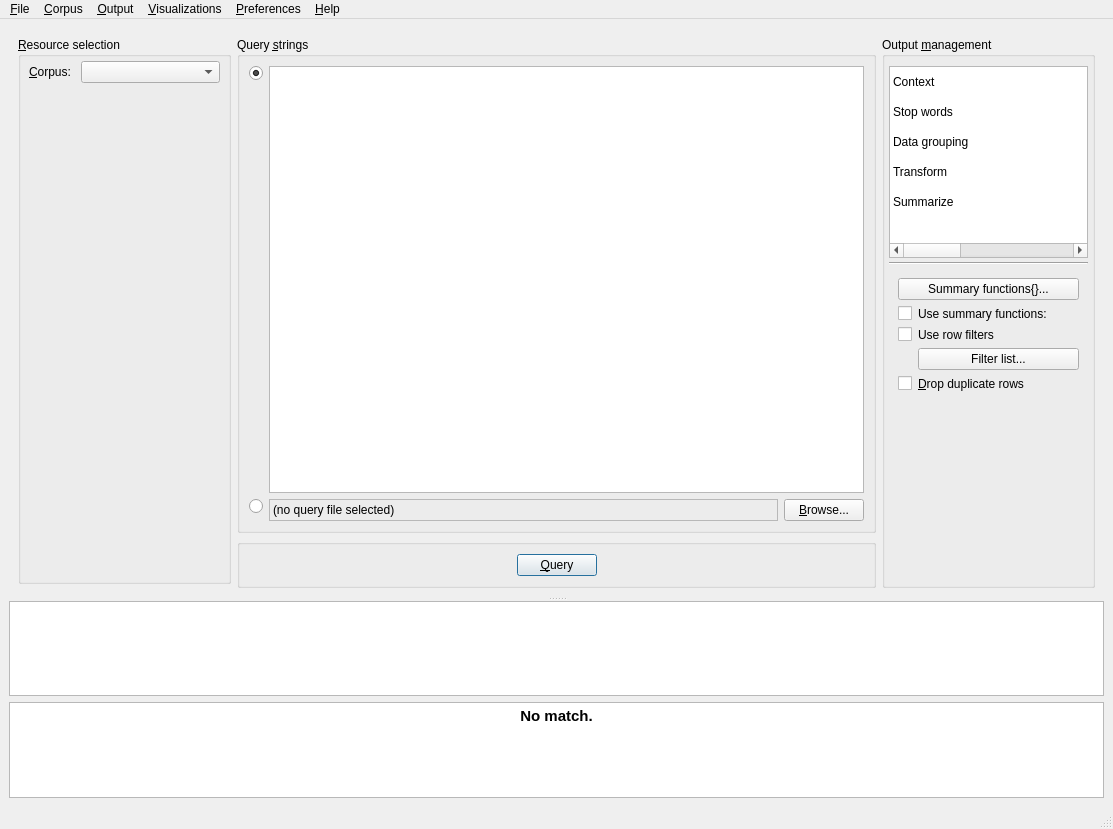
gkunter/coquery, file coquery/gui/ui/coquery.ui: the form before one commit.
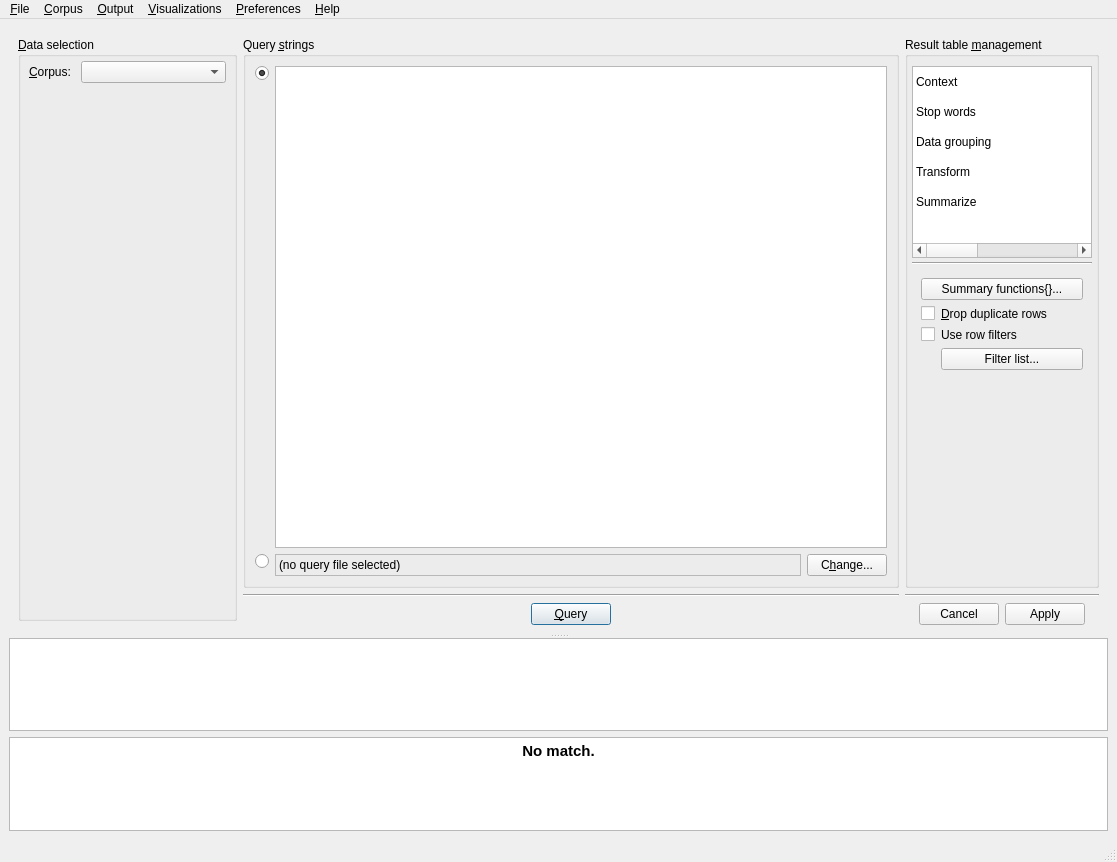
The form after the commit. The open tabs and pages were chosen to show the change. Icons and pictures are not drawn. Custom widgets are drawn as their Qt base class.

Commit message: Use Apply button to change current data management

The edit to the form file:
```diff
--- a/coquery/gui/ui/coquery.ui
+++ b/coquery/gui/ui/coquery.ui
@@ -6,8 +6,8 @@
    <rect>
     <x>0</x>
     <y>0</y>
-    <width>1113</width>
-    <height>829</height>
+    <width>1117</width>
+    <height>862</height>
    </rect>
   </property>
   <property name="windowTitle">
@@ -27,7 +27,7 @@
          <verstretch>1</verstretch>
         </sizepolicy>
        </property>
-       <layout class="QHBoxLayout" name="horizontalLayout" stretch="1,3,1">
+       <layout class="QHBoxLayout" name="horizontalLayout" stretch="1,3,0">
         <item>
          <layout class="QVBoxLayout" name="verticalLayout" stretch="1,0">
           <property name="spacing">
@@ -42,7 +42,7 @@
              </sizepolicy>
             </property>
             <property name="title">
-             <string>&amp;Resource selection</string>
+             <string>&amp;Data selection</string>
             </property>
             <layout class="QVBoxLayout" name="output_columns">
              <property name="spacing">
@@ -200,7 +200,7 @@
                <item row="0" column="1">
                 <widget class="QPushButton" name="button_change_file">
                  <property name="text">
-                  <string>&amp;Browse...</string>
+                  <string>C&amp;hange...</string>
                  </property>
                  <property name="shortcut">
                   <string>Alt+B</string>
@@ -213,8 +213,18 @@
            </widget>
           </item>
           <item>
-           <widget class="QGroupBox" name="groupBox_2">
+           <widget class="Line" name="line_3">
+            <property name="orientation">
+             <enum>Qt::Horizontal</enum>
+            </property>
+           </widget>
+          </item>
+          <item>
+           <widget class="QWidget" name="widget_2" native="true">
             <layout class="QHBoxLayout" name="horizontalLayout_3">
+             <property name="margin">
+              <number>0</number>
+             </property>
              <item>
               <spacer name="horizontalSpacer">
                <property name="orientation">
@@ -223,7 +233,7 @@
                <property name="sizeHint" stdset="0">
                 <size>
                  <width>40</width>
-                 <height>20</height>
+                 <height>0</height>
                 </size>
                </property>
               </spacer>
@@ -249,7 +259,7 @@
                <property name="sizeHint" stdset="0">
                 <size>
                  <width>40</width>
-                 <height>20</height>
+                 <height>0</height>
                 </size>
                </property>
               </spacer>
@@ -259,6 +269,8 @@
           </item>
          </layout>
         </item>
+        <item>
+         <layout class="QVBoxLayout" name="verticalLayout_2">
         <item>
          <widget class="QGroupBox" name="group_management">
           <property name="sizePolicy">
@@ -268,7 +280,7 @@
            </sizepolicy>
           </property>
           <property name="title">
-           <string>Output &amp;management</string>
+             <string>Result table &amp;management</string>
           </property>
           <layout class="QVBoxLayout" name="box_functions" stretch="0,0,0">
            <property name="spacing">
@@ -443,7 +455,7 @@
                  </item>
                  <item row="1" column="1">
                   <widget class="QWidget" name="widget_context" native="true">
-                   <layout class="QVBoxLayout" name="verticalLayout_2">
+                     <layout class="QVBoxLayout" name="verticalLayout_3">
                     <property name="margin">
                      <number>0</number>
                     </property>
@@ -786,38 +798,24 @@
                </item>
                <item>
                 <layout class="QGridLayout" name="gridLayout_7" columnstretch="0,1">
-                 <item row="3" column="1">
-                  <widget class="QPushButton" name="button_filters">
+                   <item row="4" column="1">
+                    <widget class="QLabel" name="label_7">
                    <property name="text">
-                    <string>Filter list...</string>
-                   </property>
-                  </widget>
-                 </item>
-                 <item row="0" column="1">
-                  <widget class="QLabel" name="label_6">
-                   <property name="text">
-                    <string>Use summary functions:</string>
+                      <string>Use row filters</string>
                    </property>
                    <property name="buddy">
                     <cstring>check_aggregate</cstring>
                    </property>
                   </widget>
                  </item>
-                 <item row="2" column="0">
-                  <widget class="QCheckBox" name="check_summarize_filters">
-                   <property name="text">
-                    <string/>
-                   </property>
-                  </widget>
-                 </item>
-                 <item row="4" column="0">
+                   <item row="3" column="0">
                   <widget class="QCheckBox" name="check_drop_duplicates">
                    <property name="text">
                     <string/>
                    </property>
                   </widget>
                  </item>
-                 <item row="4" column="1">
+                   <item row="3" column="1">
                   <widget class="QLabel" name="label_8">
                    <property name="text">
                     <string>&amp;Drop duplicate rows</string>
@@ -827,7 +825,7 @@
                    </property>
                   </widget>
                  </item>
-                 <item row="5" column="1">
+                   <item row="6" column="1">
                   <spacer name="verticalSpacer">
                    <property name="orientation">
                     <enum>Qt::Vertical</enum>
@@ -840,29 +838,20 @@
                    </property>
                   </spacer>
                  </item>
-                 <item row="0" column="0">
-                  <widget class="QCheckBox" name="check_summarize">
-                   <property name="sizePolicy">
-                    <sizepolicy hsizetype="Preferred" vsizetype="Fixed">
-                     <horstretch>0</horstretch>
-                     <verstretch>0</verstretch>
-                    </sizepolicy>
-                   </property>
+                   <item row="5" column="1">
+                    <widget class="QPushButton" name="button_filters">
+                     <property name="text">
+                      <string>Filter list...</string>
+                     </property>
+                    </widget>
+                   </item>
+                   <item row="4" column="0">
+                    <widget class="QCheckBox" name="check_summarize_filters">
                    <property name="text">
                     <string/>
                    </property>
                   </widget>
                  </item>
-                 <item row="2" column="1">
-                  <widget class="QLabel" name="label_7">
-                   <property name="text">
-                    <string>Use row filters</string>
-                   </property>
-                   <property name="buddy">
-                    <cstring>check_summarize_filters</cstring>
-                   </property>
-                  </widget>
-                 </item>
                 </layout>
                </item>
               </layout>
@@ -871,6 +860,25 @@
            </item>
           </layout>
          </widget>
+          </item>
+          <item>
+           <widget class="Line" name="line_2">
+            <property name="orientation">
+             <enum>Qt::Horizontal</enum>
+            </property>
+           </widget>
+          </item>
+          <item>
+           <widget class="QDialogButtonBox" name="button_box_reaggregate">
+            <property name="standardButtons">
+             <set>QDialogButtonBox::Apply|QDialogButtonBox::Cancel</set>
+            </property>
+            <property name="centerButtons">
+             <bool>true</bool>
+            </property>
+           </widget>
+          </item>
+         </layout>
         </item>
        </layout>
       </widget>
@@ -925,8 +933,8 @@
            <string>&lt;!DOCTYPE HTML PUBLIC &quot;-//W3C//DTD HTML 4.0//EN&quot; &quot;http://www.w3.org/TR/REC-html40/strict.dtd&quot;&gt;
 &lt;html&gt;&lt;head&gt;&lt;meta name=&quot;qrichtext&quot; content=&quot;1&quot; /&gt;&lt;style type=&quot;text/css&quot;&gt;
 p, li { white-space: pre-wrap; }
-&lt;/style&gt;&lt;/head&gt;&lt;body style=&quot; font-family:'Droid Sans'; font-size:10pt; font-weight:400; font-style:normal;&quot;&gt;
-&lt;p align=&quot;center&quot; style=&quot; margin-top:0px; margin-bottom:0px; margin-left:0px; margin-right:0px; -qt-block-indent:0; text-indent:0px;&quot;&gt;&lt;span style=&quot; font-size:11pt; font-weight:600;&quot;&gt;No match.&lt;/span&gt;&lt;/p&gt;&lt;/body&gt;&lt;/html&gt;</string>
+&lt;/style&gt;&lt;/head&gt;&lt;body style=&quot; font-family:'Droid Sans'; font-size:11pt; font-weight:400; font-style:normal;&quot;&gt;
+&lt;p align=&quot;center&quot; style=&quot; margin-top:0px; margin-bottom:0px; margin-left:0px; margin-right:0px; -qt-block-indent:0; text-indent:0px;&quot;&gt;&lt;span style=&quot; font-weight:600;&quot;&gt;No match.&lt;/span&gt;&lt;/p&gt;&lt;/body&gt;&lt;/html&gt;</string>
           </property>
           <property name="textInteractionFlags">
            <set>Qt::NoTextInteraction</set>
@@ -944,8 +952,8 @@
     <rect>
      <x>0</x>
      <y>0</y>
-     <width>1113</width>
-     <height>23</height>
+     <width>1117</width>
+     <height>24</height>
     </rect>
    </property>
    <widget class="QMenu" name="menuFile">
```
Left out of the diff: 12 changed lines with no effect on the pictures. Lines whose indentation alone changed are shown as unchanged. The commit also changes 2 other files.
